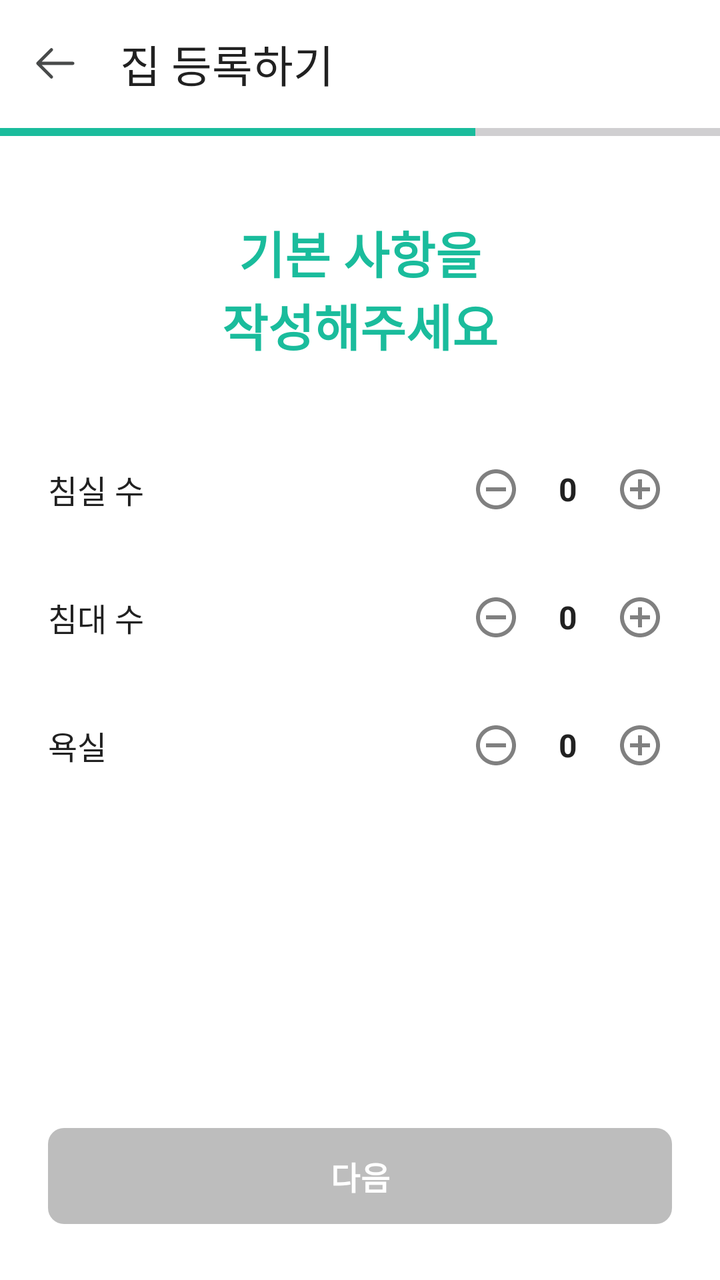
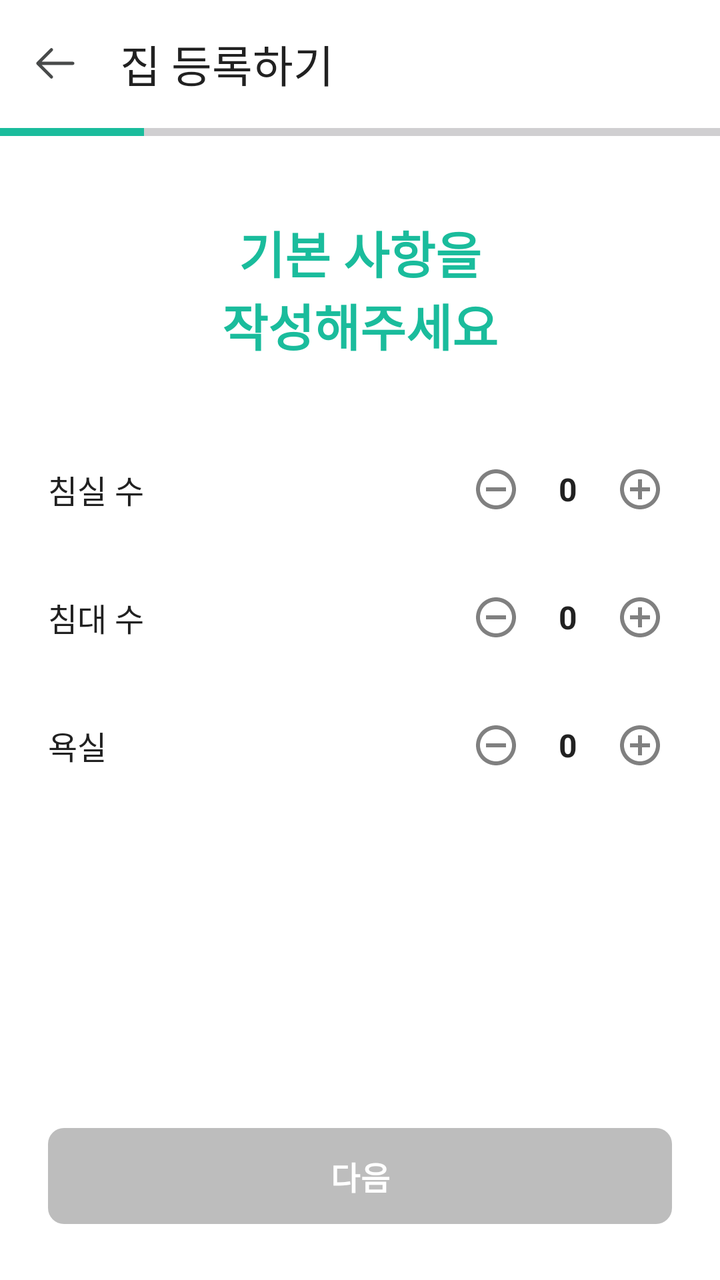

The first picture is an Android layout as it rendered before a commit; the second is the same layout after the commit. The layout source and the unified diff follow.
<!-- AndroidManifest.xml: application theme Theme.JJB20 -->
<!-- res/layout/activity_register_basics.xml -->
<?xml version="1.0" encoding="utf-8"?>
<androidx.constraintlayout.widget.ConstraintLayout
    xmlns:android="http://schemas.android.com/apk/res/android"
    xmlns:app="http://schemas.android.com/apk/res-auto"
    xmlns:tools="http://schemas.android.com/tools"
    android:layout_width="match_parent"
    android:layout_height="match_parent"
    android:background="#FFFFFF">

    <com.google.android.material.appbar.AppBarLayout
        android:id="@+id/appBarLayout"
        android:layout_width="match_parent"
        android:layout_height="wrap_content"
        android:background="#FFFFFF"
        app:elevation="0dp"
        app:layout_constraintTop_toTopOf="parent">

        <com.google.android.material.appbar.MaterialToolbar
            android:id="@+id/toolbar"
            android:layout_width="match_parent"
            android:layout_height="?attr/actionBarSize"
            app:navigationIcon="@drawable/arrow_left"
            app:title="집 등록하기"
            app:titleTextColor="#212121" />

    </com.google.android.material.appbar.AppBarLayout>

    <ProgressBar
        android:id="@+id/progressBar"
        style="?android:attr/progressBarStyleHorizontal"
        android:layout_width="match_parent"
        android:layout_height="4dp"
        android:indeterminate="false"
        android:max="100"
        android:progress="66"
        android:progressTint="#1ABC9C"
        app:layout_constraintTop_toBottomOf="@id/appBarLayout" />

    <com.google.android.material.button.MaterialButton
        android:id="@+id/next_button"
        android:layout_width="0dp"
        android:layout_height="56dp"
        android:layout_marginStart="24dp"
        android:layout_marginEnd="24dp"
        android:layout_marginBottom="24dp"
        android:enabled="false"
        android:text="다음"
        android:textColor="#FFFFFF"
        android:textSize="16sp"
        android:textStyle="bold"
        app:backgroundTint="#BDBDBD"
        app:cornerRadius="8dp"
        app:layout_constraintBottom_toBottomOf="parent"
        app:layout_constraintEnd_toEndOf="parent"
        app:layout_constraintStart_toStartOf="parent" />

    <LinearLayout
        android:layout_width="0dp"
        android:layout_height="0dp"
        android:orientation="vertical"
        android:padding="24dp"
        android:layout_marginTop="16dp"
        android:layout_marginBottom="16dp"
        app:layout_constraintBottom_toTopOf="@id/next_button"
        app:layout_constraintEnd_toEndOf="parent"
        app:layout_constraintStart_toStartOf="parent"
        app:layout_constraintTop_toBottomOf="@id/progressBar">

        <TextView
            android:id="@+id/subtitle_text"
            android:layout_width="wrap_content"
            android:layout_height="wrap_content"
            android:layout_marginBottom="32dp"
            android:layout_gravity="center"
            android:text="기본 사항을\n작성해주세요"
            android:textAlignment="center"
            android:textColor="#1ABC9C"
            android:textSize="25sp"
            android:textStyle="bold" />

        <RelativeLayout
            android:layout_width="match_parent"
            android:layout_height="wrap_content"
            android:paddingVertical="16dp">

            <TextView
                android:layout_width="wrap_content"
                android:layout_height="wrap_content"
                android:layout_alignParentStart="true"
                android:layout_centerVertical="true"
                android:text="침실 수"
                android:textColor="#212121"
                android:textSize="16sp" />

            <LinearLayout
                android:layout_width="wrap_content"
                android:layout_height="wrap_content"
                android:layout_alignParentEnd="true"
                android:layout_centerVertical="true"
                android:gravity="center_vertical"
                android:orientation="horizontal">

                <ImageButton
                    android:id="@+id/bedroom_minus"
                    android:layout_width="32dp"
                    android:layout_height="32dp"
                    android:background="#FFFFFF"
                    android:src="@drawable/ic_remove"
                    app:tint="#808080"
                    android:contentDescription="빼기" />

                <TextView
                    android:id="@+id/bedroom_count"
                    android:layout_width="40dp"
                    android:layout_height="wrap_content"
                    android:gravity="center"
                    android:text="0"
                    android:textColor="#212121"
                    android:textSize="16sp"
                    android:textStyle="bold" />

                <ImageButton
                    android:id="@+id/bedroom_plus"
                    android:layout_width="32dp"
                    android:layout_height="32dp"
                    android:background="#FFFFFF"
                    android:src="@drawable/ic_add"
                    app:tint="#808080"
                    android:contentDescription="더하기" />
            </LinearLayout>
        </RelativeLayout>

        <RelativeLayout
            android:layout_width="match_parent"
            android:layout_height="wrap_content"
            android:paddingVertical="16dp">

            <TextView
                android:layout_width="wrap_content"
                android:layout_height="wrap_content"
                android:layout_alignParentStart="true"
                android:layout_centerVertical="true"
                android:text="침대 수"
                android:textColor="#212121"
                android:textSize="16sp" />

            <LinearLayout
                android:layout_width="wrap_content"
                android:layout_height="wrap_content"
                android:layout_alignParentEnd="true"
                android:layout_centerVertical="true"
                android:gravity="center_vertical"
                android:orientation="horizontal">

                <ImageButton
                    android:id="@+id/bed_minus"
                    android:layout_width="32dp"
                    android:layout_height="32dp"
                    android:background="#FFFFFF"
                    android:src="@drawable/ic_remove"
                    app:tint="#808080"
                    android:contentDescription="빼기" />

                <TextView
                    android:id="@+id/bed_count"
                    android:layout_width="40dp"
                    android:layout_height="wrap_content"
                    android:gravity="center"
                    android:text="0"
                    android:textColor="#212121"
                    android:textSize="16sp"
                    android:textStyle="bold" />

                <ImageButton
                    android:id="@+id/bed_plus"
                    android:layout_width="32dp"
                    android:layout_height="32dp"
                    android:background="#FFFFFF"
                    android:src="@drawable/ic_add"
                    app:tint="#808080"
                    android:contentDescription="더하기" />
            </LinearLayout>
        </RelativeLayout>

        <RelativeLayout
            android:layout_width="match_parent"
            android:layout_height="wrap_content"
            android:paddingVertical="16dp">

            <TextView
                android:layout_width="wrap_content"
                android:layout_height="wrap_content"
                android:layout_alignParentStart="true"
                android:layout_centerVertical="true"
                android:text="욕실"
                android:textColor="#212121"
                android:textSize="16sp" />

            <LinearLayout
                android:layout_width="wrap_content"
                android:layout_height="wrap_content"
                android:layout_alignParentEnd="true"
                android:layout_centerVertical="true"
                android:gravity="center_vertical"
                android:orientation="horizontal">

                <ImageButton
                    android:id="@+id/bathroom_minus"
                    android:layout_width="32dp"
                    android:layout_height="32dp"
                    android:background="#FFFFFF"
                    android:src="@drawable/ic_remove"
                    app:tint="#808080"
                    android:contentDescription="빼기" />

                <TextView
                    android:id="@+id/bathroom_count"
                    android:layout_width="40dp"
                    android:layout_height="wrap_content"
                    android:gravity="center"
                    android:text="0"
                    android:textColor="#212121"
                    android:textSize="16sp"
                    android:textStyle="bold" />

                <ImageButton
                    android:id="@+id/bathroom_plus"
                    android:layout_width="32dp"
                    android:layout_height="32dp"
                    android:background="#FFFFFF"
                    android:src="@drawable/ic_add"
                    app:tint="#808080"
                    android:contentDescription="더하기" />
            </LinearLayout>
        </RelativeLayout>

    </LinearLayout>

</androidx.constraintlayout.widget.ConstraintLayout>
<!-- resources referenced by this layout -->
<resources>
  <!-- drawable arrow_left (drawable) -->
  <vector xmlns:android="http://schemas.android.com/apk/res/android" android:height="24dp" android:viewportHeight="30" android:viewportWidth="30" android:width="24dp">
        
      <path android:fillColor="#00000000" android:pathData="M12.153,23.09L3.646,14.583M3.646,14.583L12.153,6.076M3.646,14.583L25.521,14.583" android:strokeColor="#484A4A" android:strokeLineCap="round" android:strokeLineJoin="round" android:strokeWidth="2"/>
      
  </vector>
  <!-- drawable ic_add (drawable) -->
  <vector xmlns:android="http://schemas.android.com/apk/res/android" android:height="24dp" android:tint="#000000" android:viewportHeight="24" android:viewportWidth="24" android:width="24dp">
        
      <path android:fillColor="@android:color/white" android:pathData="M13,7h-2v4L7,11v2h4v4h2v-4h4v-2h-4L13,7zM12,2C6.48,2 2,6.48 2,12s4.48,10 10,10 10,-4.48 10,-10S17.52,2 12,2zM12,20c-4.41,0 -8,-3.59 -8,-8s3.59,-8 8,-8 8,3.59 8,8 -3.59,8 -8,8z"/>
      
  </vector>
  <!-- drawable ic_remove (drawable) -->
  <vector xmlns:android="http://schemas.android.com/apk/res/android" android:height="24dp" android:tint="#000000" android:viewportHeight="24" android:viewportWidth="24" android:width="24dp">
        
      <path android:fillColor="@android:color/white" android:pathData="M7,11v2h10v-2L7,11zM12,2C6.48,2 2,6.48 2,12s4.48,10 10,10 10,-4.48 10,-10S17.52,2 12,2zM12,20c-4.41,0 -8,-3.59 -8,-8s3.59,-8 8,-8 8,3.59 8,8 -3.59,8 -8,8z"/>
      
  </vector>
  <style name="Theme.JJB20" parent="Base.Theme.JJB20" />
  <style name="Base.Theme.JJB20" parent="Theme.Material3.DayNight.NoActionBar">
          
          
      </style>
</resources>

<!-- the commit's change to res/layout/activity_register_basics.xml (unified diff, before → after) -->
@@ -32,7 +32,7 @@
         android:layout_height="4dp"
         android:indeterminate="false"
         android:max="100"
-        android:progress="66"
+        android:progress="20"
         android:progressTint="#1ABC9C"
         app:layout_constraintTop_toBottomOf="@id/appBarLayout" />
 
